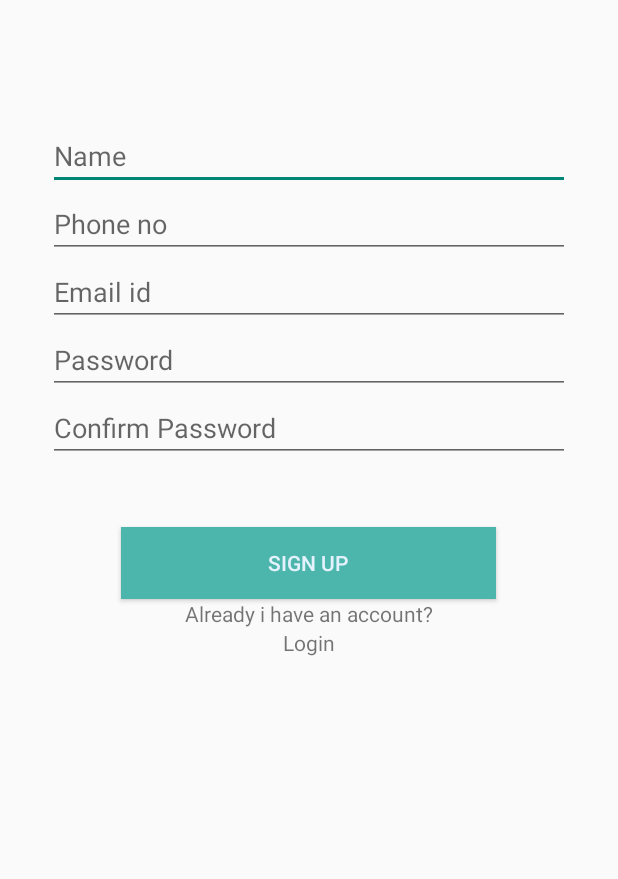
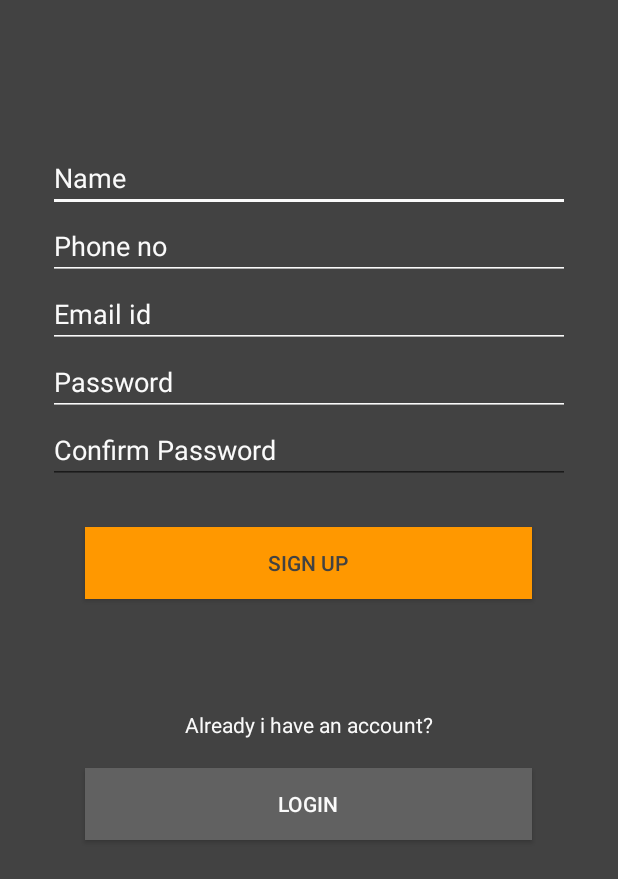
Before and after one commit to bakarali/Outlandish, an Android app: the SignupActivity screen opened directly, with no data from a screen before it, on a phone screen of 412 x 824 dp. Shown: the top 879 px of the screen. Run offline under Robolectric (Android 15) with nearby library versions, the phone set to English and light mode, and no system bars.

Commit message:
UI Improvement and bug fixes

```diff
--- a/Android/Outlandish/app/src/main/AndroidManifest.xml
+++ b/Android/Outlandish/app/src/main/AndroidManifest.xml
@@ -17,7 +17,7 @@
         android:allowBackup="true"
         android:icon="@mipmap/ic_launcher"
         android:label="@string/app_name"
-        android:theme="@style/AppTheme" >
+        android:theme="@style/AppTheme"   >
         <activity
             android:name=".MainActivity"
             android:label="@string/app_name" >
--- a/Android/Outlandish/app/src/main/java/com/techhunger/com/outlandish/SignupActivity.java
+++ b/Android/Outlandish/app/src/main/java/com/techhunger/com/outlandish/SignupActivity.java
@@ -93,9 +93,29 @@ public class SignupActivity extends AppCompatActivity {
                             }
 
                         }
+
+
+
+//
                     }
                 }
         );
+        Button btngotologin = (Button) findViewById(R.id.gotologin);
+        btngotologin.setOnClickListener(
+
+                new View.OnClickListener() {
+                    @Override
+                    public void onClick(View v) {
+
+
+                        Intent intent = new Intent(SignupActivity.this, LoginActivity.class);
+                        startActivity(intent);
+
+//
+                    }
+                }
+        );
+
 
     }
 
@@ -131,8 +151,10 @@ public class SignupActivity extends AppCompatActivity {
 
 
         String inputName = inputNameET.getText().toString();
+
         String inputMobileNo = inputMobileNoET.getText().toString();
         String inputEmailId = inputEmailIdET.getText().toString();
+
         String inputPassword = inputPasswordET.getText().toString();
 
 
--- a/Android/Outlandish/app/src/main/res/layout/activity_maps_master.xml
+++ b/Android/Outlandish/app/src/main/res/layout/activity_maps_master.xml
@@ -16,7 +16,6 @@
     android:name="com.google.android.gms.maps.SupportMapFragment"
     ></fragment>
 
-
     <RelativeLayout xmlns:android="http://schemas.android.com/apk/res/android"
     xmlns:tools="http://schemas.android.com/tools"
     android:layout_width="fill_parent"
@@ -28,7 +27,7 @@
         android:layout_width="fill_parent"
         android:layout_height="fill_parent"
         android:text="share"
-        android:background="#4DB6AC"
+        android:background="#4CAF50"
         android:textSize="25dp"
         android:textColor="#E3F2FD" />
 <LinearLayout
@@ -39,7 +38,7 @@
         android:layout_width="fill_parent"
         android:layout_height="50dp"
         android:text="Reshare"
-        android:background="#009688"
+        android:background="#4CAF50"
         android:textColor="#E3F2FD" />
 
     <Button
@@ -52,4 +51,5 @@
 </LinearLayout>
 
 </RelativeLayout>
+
 </LinearLayout>
--- a/Android/Outlandish/app/src/main/res/layout/activity_signup.xml
+++ b/Android/Outlandish/app/src/main/res/layout/activity_signup.xml
@@ -5,7 +5,7 @@
     android:paddingTop="@dimen/activity_vertical_margin"
     android:paddingBottom="@dimen/activity_vertical_margin"
     tools:context="com.techhunger.com.outlandish.SignupActivity"
-    >
+    android:background="#424242">
 
     <LinearLayout
         android:orientation="vertical"
@@ -18,13 +18,13 @@
         android:weightSum="1"
         android:layout_alignParentLeft="true"
         android:layout_alignParentStart="true"
-        android:layout_alignParentTop="true"
-        >
+        android:background="#424242">
 
         <Space
-            android:layout_width="fill_parent"
-            android:layout_height="49dp"
-            android:layout_gravity="center_horizontal" />
+            android:layout_width="278dp"
+            android:layout_height="64dp"
+            android:layout_gravity="center_horizontal"
+            android:background="#FF9800" />
         <EditText
             android:layout_width="match_parent"
             android:layout_height="wrap_content"
@@ -33,7 +33,9 @@
             android:id="@+id/name"
             android:layout_gravity="center_horizontal"
             android:hint="Name"
-            />
+            android:textColor="#FAFAFA"
+            android:backgroundTint="#FAFAFA"
+            android:textColorHint="#FAFAFA" />
         <EditText
             android:layout_width="match_parent"
             android:layout_height="wrap_content"
@@ -42,7 +44,9 @@
             android:id="@+id/phone_no"
             android:layout_gravity="center_horizontal"
             android:hint="Phone no"
-             />
+            android:backgroundTint="#FAFAFA"
+            android:textColor="#FAFAFA"
+            android:textColorHint="#FAFAFA" />
 
         <EditText
             android:layout_width="match_parent"
@@ -51,7 +55,10 @@
             android:ems="10"
             android:id="@+id/emailid"
             android:layout_gravity="center_horizontal"
-            android:hint="Email id" />
+            android:hint="Email id"
+            android:backgroundTint="#FAFAFA"
+            android:textColor="#FAFAFA"
+            android:textColorHint="#FAFAFA" />
 
         <EditText
             android:layout_width="match_parent"
@@ -60,7 +67,10 @@
             android:ems="10"
             android:id="@+id/password"
             android:layout_gravity="center_horizontal"
-            android:hint="Password" />
+            android:hint="Password"
+            android:backgroundTint="#FAFAFA"
+            android:textColor="#FAFAFA"
+            android:textColorHint="#FAFAFA" />
 
         <EditText
             android:layout_width="match_parent"
@@ -69,7 +79,9 @@
             android:ems="10"
             android:id="@+id/confirmpassword"
             android:layout_gravity="center_horizontal"
-            android:hint="Confirm Password" />
+            android:hint="Confirm Password"
+            android:textColor="#FAFAFA"
+            android:textColorHint="#FAFAFA" />
 
         <Space
             android:layout_width="match_parent"
@@ -78,20 +90,27 @@
             android:layout_weight="0.11" />
 
         <Button
-            android:layout_width="250dp"
+            android:layout_width="298dp"
             android:layout_height="wrap_content"
             android:text="sign up"
             android:id="@+id/btnsignup"
             android:layout_gravity="center_horizontal"
-            android:textColor="#E3F2FD"
-            android:background="#4DB6AC" />
+            android:textColor="#424242"
+            android:background="#FF9800" />
+
+        <Space
+            android:layout_width="286dp"
+            android:layout_height="74dp"
+            android:layout_gravity="center_horizontal" />
 
         <TextView
             android:layout_width="wrap_content"
             android:layout_height="wrap_content"
             android:text="Already i have an account?"
             android:id="@+id/textView"
-            android:layout_gravity="center_horizontal" />
+            android:layout_gravity="center_horizontal"
+            android:textColor="#FAFAFA"
+            android:visibility="visible" />
 
         <TextView
             android:layout_width="wrap_content"
@@ -100,7 +119,17 @@
             android:text="Login"
             android:id="@+id/logintxt"
             android:layout_gravity="center_horizontal"
-            android:autoLink="none" />
+            android:textColor="#FAFAFA"
+            android:visibility="invisible" />
+
+        <Button
+            android:layout_width="298dp"
+            android:layout_height="wrap_content"
+            android:text="Login"
+            android:id="@+id/gotologin"
+            android:layout_gravity="center_horizontal"
+            android:background="#616161"
+            android:textColor="#FAFAFA" />
 
     </LinearLayout>
 </RelativeLayout>
--- a/Android/Outlandish/app/src/main/res/values/strings.xml
+++ b/Android/Outlandish/app/src/main/res/values/strings.xml
@@ -3,7 +3,7 @@
 
     <string name="hello_world">Hello world!</string>
     <string name="action_settings">Settings</string>
-    <string name="title_activity_maps_master">Map</string>
+    <string name="title_activity_maps_master">Outlandish</string>
     <string name="title_activity_signup">Signup</string>
     <string name="title_activity_login">LoginActivity</string>
 </resources>
--- a/Android/Outlandish/app/src/main/res/values/styles.xml
+++ b/Android/Outlandish/app/src/main/res/values/styles.xml
@@ -4,5 +4,4 @@
     <style name="AppTheme" parent="Theme.AppCompat.Light.DarkActionBar">
         <!-- Customize your theme here. -->
     </style>
-
 </resources>
```
Also changed, not shown: Android/Outlandish/app/build.gradle (+10 -1 lines), Android/Outlandish/app/src/debug/res/values/google_maps_api.xml (+3 -4 lines), Android/Outlandish/app/src/main/java/com/techhunger/com/outlandish/LoginActivity.java (+16 -0 lines), Android/Outlandish/app/src/main/java/com/techhunger/com/outlandish/MapsMasterActivity.java (+33 -3 lines), Android/Outlandish/app/src/main/res/layout/activity_login.xml (+41 -20 lines), Android/Outlandish/app/src/main/res/mipmap-xxhdpi/ic_backgrounf.jpg (deleted), Android/Outlandish/app/src/main/res/mipmap-xxhdpi/ic_logo.jpg (added), Android/Outlandish/app/src/main/res/mipmap-xxhdpi/ic_signup.png (deleted), 2 other files.
